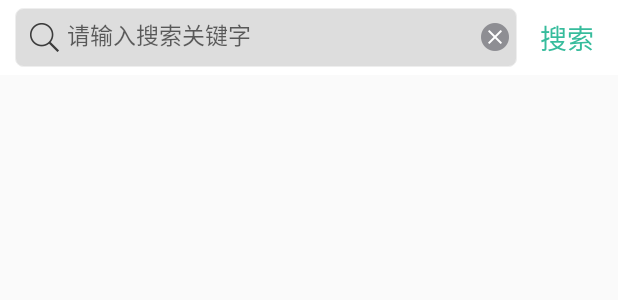
After one commit to zhizhi1hao/PickPerson, an Android app: the layout activity_search.xml on its own in the app's theme, with its tools: preview values and no code run, on a phone screen of 412 x 824 dp. The commit adds this screen. Shown: the top 300 px of the screen. Run offline under Robolectric (Android 15) with nearby library versions, the light colour scheme and no system bars.

Commit message:
UI框架

```diff
--- a/app/src/main/java/day10/qianfeng/com/pickperson/MainActivity.java
+++ b/app/src/main/java/day10/qianfeng/com/pickperson/MainActivity.java
@@ -12,6 +12,7 @@ import android.widget.RadioButton;
 import android.widget.RadioGroup;
 
 import day10.qianfeng.com.pickperson.activity.LaunchPickActivity;
+import day10.qianfeng.com.pickperson.activity.SearchActivity;
 import day10.qianfeng.com.pickperson.customview.TopBarView;
 import utils.BitmapHelper;
 import utils.DbHelper;
@@ -52,7 +53,8 @@ public class MainActivity extends Activity {
                         topBarView.setOnTobCilck(new TopBarView.TopbarCallBack() {
                             @Override
                             public void leftButtonCallBack(View view) {
-
+                                Intent intent = new Intent(MainActivity.this, SearchActivity.class);
+                                startActivity(intent);
                             }
 
                             @Override
--- /dev/null
+++ b/app/src/main/java/day10/qianfeng/com/pickperson/activity/SearchActivity.java
@@ -0,0 +1,40 @@
+package day10.qianfeng.com.pickperson.activity;
+
+import android.support.v7.app.ActionBarActivity;
+import android.os.Bundle;
+import android.view.Menu;
+import android.view.MenuItem;
+
+import day10.qianfeng.com.pickperson.R;
+
+public class SearchActivity extends ActionBarActivity {
+
+    @Override
+    protected void onCreate(Bundle savedInstanceState) {
+        super.onCreate(savedInstanceState);
+        setContentView(R.layout.activity_search);
+    }
+
+
+    @Override
+    public boolean onCreateOptionsMenu(Menu menu) {
+        // Inflate the menu; this adds items to the action bar if it is present.
+        getMenuInflater().inflate(R.menu.menu_search, menu);
+        return true;
+    }
+
+    @Override
+    public boolean onOptionsItemSelected(MenuItem item) {
+        // Handle action bar item clicks here. The action bar will
+        // automatically handle clicks on the Home/Up button, so long
+        // as you specify a parent activity in AndroidManifest.xml.
+        int id = item.getItemId();
+
+        //noinspection SimplifiableIfStatement
+        if (id == R.id.action_settings) {
+            return true;
+        }
+
+        return super.onOptionsItemSelected(item);
+    }
+}
--- a/app/src/main/java/utils/BitmapHelper.java
+++ b/app/src/main/java/utils/BitmapHelper.java
@@ -10,7 +10,7 @@ import com.lidroid.xutils.BitmapUtils;
  */
 public class BitmapHelper {
    private static BitmapUtils utils;
-    private  static void init(Context context){
+    public   static void init(Context context){
         utils=new BitmapUtils(context, Environment.getExternalStorageDirectory()
                 .getAbsolutePath()+"/pickperson",1/8.0f,1024*1024*10);
         utils.clearCache();
--- /dev/null
+++ b/app/src/main/res/drawable/searchframe.xml
@@ -0,0 +1,9 @@
+<?xml version="1.0" encoding="utf-8"?>
+<shape xmlns:android="http://schemas.android.com/apk/res/android">
+
+    <solid android:color="#dddddd"/>
+    <stroke android:width="0.5dp"
+        android:color="#EEEEEE"
+        />
+    <corners android:radius="5dp"/>
+</shape>
--- a/app/src/main/res/layout/activity_launch_pick.xml
+++ b/app/src/main/res/layout/activity_launch_pick.xml
@@ -17,6 +17,8 @@
         custom:leftImage="@drawable/back_html"
         custom:rightImage="@drawable/send_post"
         custom:topbar_title="发捡人"
+        custom:titleTextColor="#555555"
+        custom:titleTextSiza="10sp"
 
         />
     <View
--- /dev/null
+++ b/app/src/main/res/layout/activity_search.xml
@@ -0,0 +1,67 @@
+<LinearLayout xmlns:android="http://schemas.android.com/apk/res/android"
+    xmlns:tools="http://schemas.android.com/tools" android:layout_width="match_parent"
+    android:layout_height="match_parent"
+    tools:context="day10.qianfeng.com.pickperson.activity.SearchActivity"
+    android:orientation="horizontal"
+    >
+
+<LinearLayout
+    android:layout_width="match_parent"
+    android:layout_height="50dp"
+    android:background="#ffffff"
+
+    >
+    <RelativeLayout
+        android:layout_marginTop="5dp"
+        android:layout_marginLeft="10dp"
+        android:layout_marginBottom="5dp"
+        android:layout_width="0dp"
+        android:layout_weight="5"
+        android:layout_height="match_parent"
+        android:background="@drawable/searchframe"
+        android:orientation="horizontal"
+        >
+        <ImageView
+            android:id="@+id/iv_searchicon"
+            android:layout_alignParentLeft="true"
+            android:layout_centerVertical="true"
+            android:paddingLeft="10dp"
+            android:layout_width="wrap_content"
+            android:layout_height="wrap_content"
+            android:src="@drawable/search_icon"
+            />
+        <EditText
+            android:paddingLeft="5dp"
+            android:layout_width="280dp"
+            android:layout_height="wrap_content"
+            android:layout_toRightOf="@id/iv_searchicon"
+            android:layout_alignBottom="@id/iv_searchicon"
+            android:background="@null"
+            android:hint="请输入搜索关键字"
+            android:textSize="15sp"
+
+            />
+        <ImageView
+            android:layout_width="wrap_content"
+            android:layout_height="wrap_content"
+            android:src="@drawable/clear_gray"
+            android:layout_alignParentRight="true"
+            android:layout_centerVertical="true"
+            android:layout_marginRight="5dp"
+            />
+
+
+    </RelativeLayout>
+    <TextView
+        android:layout_weight="1"
+        android:layout_width="0dp"
+        android:layout_height="match_parent"
+        android:gravity="center"
+        android:text="搜索"
+        android:textSize="18sp"
+        android:textColor="#36BC9C"
+        />
+
+</LinearLayout>
+
+</LinearLayout>
```
Also changed, not shown: app/src/main/java/day10/qianfeng/com/pickperson/activity/LaunchPickActivity.java (line endings or trailing spaces), app/src/main/res/drawable-hdpi/clear_gray.png (added).
